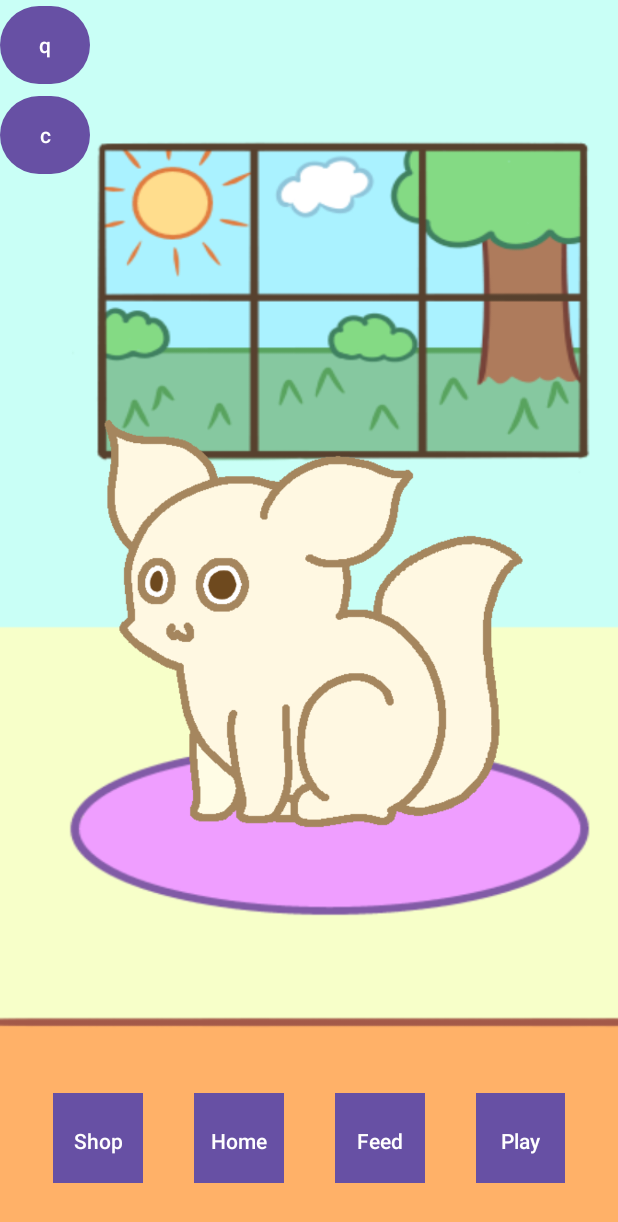
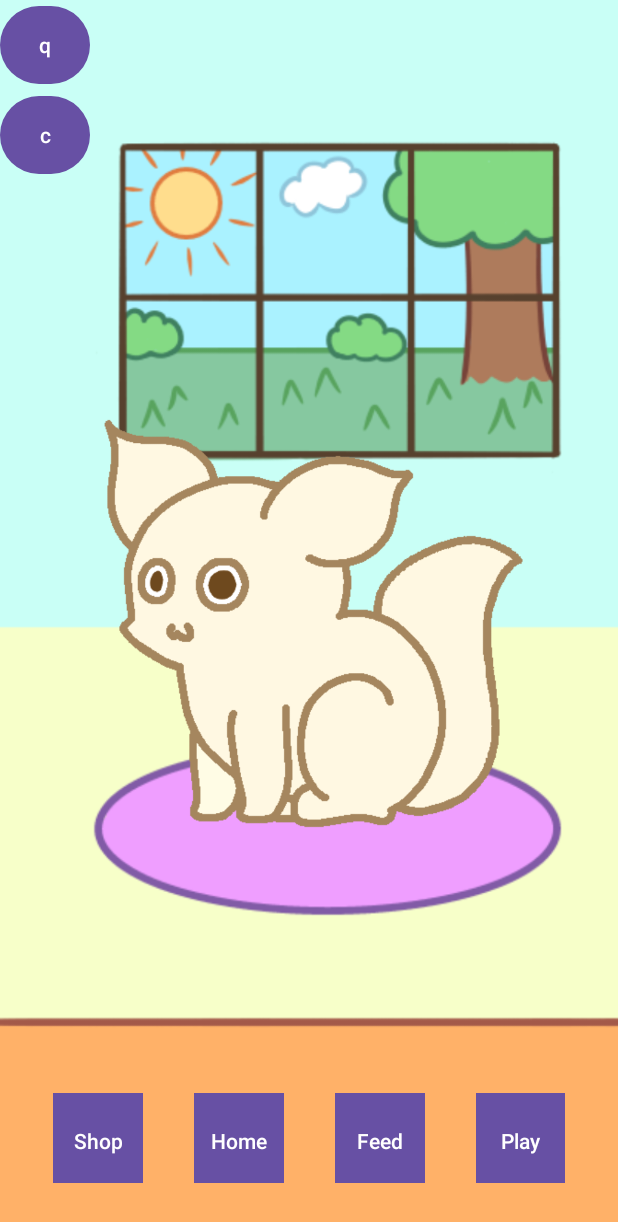
Before and after one commit to kuihua/IAT359-Project, an Android app: the Customization screen opened directly, with no data from a screen before it, after a tap on "Home", on a phone screen of 412 x 824 dp. Shown: the top 1222 px of the screen. Run offline under Robolectric (Android 15) with nearby library versions, the phone set to English and light mode, and no system bars.

Commit message:
adjusted main bg

```diff
--- a/IAT359_Project/app/src/main/java/com/example/iat359_project/Customization.java
+++ b/IAT359_Project/app/src/main/java/com/example/iat359_project/Customization.java
@@ -9,20 +9,12 @@ import android.widget.Button;
 
 public class Customization extends AppCompatActivity {
 
-    Button shop, home, feed, play, quest, custom;
 
     @Override
     protected void onCreate(Bundle savedInstanceState) {
         super.onCreate(savedInstanceState);
         setContentView(R.layout.activity_customization);
 
-        //Buttons
-        shop = (Button)findViewById(R.id.button1);
-        home = (Button)findViewById(R.id.button2);
-        feed = (Button)findViewById(R.id.button3);
-        play = (Button)findViewById(R.id.button4);
-        quest = (Button)findViewById(R.id.button5);
-        custom = (Button)findViewById(R.id.button6);
     }
 
     //for shop button
--- a/IAT359_Project/app/src/main/java/com/example/iat359_project/MainActivity.java
+++ b/IAT359_Project/app/src/main/java/com/example/iat359_project/MainActivity.java
@@ -13,8 +13,6 @@ public class MainActivity extends AppCompatActivity {
     int affection=0;
     int currency=100;
 
-    //buttons
-    Button shop, home, feed, play, quest, custom;
     ImageView toy, food, plate;
     boolean feeding = false;
     boolean playing = false;
@@ -24,14 +22,6 @@ public class MainActivity extends AppCompatActivity {
     protected void onCreate(Bundle savedInstanceState) {
         super.onCreate(savedInstanceState);
         setContentView(R.layout.activity_main);
-
-        //Buttons
-        shop = (Button)findViewById(R.id.button1);
-        home = (Button)findViewById(R.id.button2);
-        feed = (Button)findViewById(R.id.button3);
-        play = (Button)findViewById(R.id.button4);
-        quest = (Button)findViewById(R.id.button5);
-        custom = (Button)findViewById(R.id.button6);
 
         //Images
         toy = (ImageView) findViewById(R.id.toyView);
--- a/IAT359_Project/app/src/main/java/com/example/iat359_project/Shop.java
+++ b/IAT359_Project/app/src/main/java/com/example/iat359_project/Shop.java
@@ -9,21 +9,12 @@ import android.widget.Button;
 
 public class Shop extends AppCompatActivity {
 
-    //buttons
-    Button shop, home, feed, play, quest, custom;
 
     @Override
     protected void onCreate(Bundle savedInstanceState) {
         super.onCreate(savedInstanceState);
         setContentView(R.layout.activity_shop);
 
-        //Nav Buttons
-        shop = (Button)findViewById(R.id.button1);
-        home = (Button)findViewById(R.id.button2);
-        feed = (Button)findViewById(R.id.button3);
-        play = (Button)findViewById(R.id.button4);
-        quest = (Button)findViewById(R.id.button5);
-        custom = (Button)findViewById(R.id.button6);
     }
 
     //for home button
--- a/IAT359_Project/app/src/main/res/layout/activity_customization.xml
+++ b/IAT359_Project/app/src/main/res/layout/activity_customization.xml
@@ -21,7 +21,10 @@
         android:layout_width="wrap_content"
         android:layout_height="wrap_content"
         android:layout_alignBottom="@+id/navLayout"
-        android:layout_margin="120dp"
+        android:layout_marginStart="120dp"
+        android:layout_marginTop="120dp"
+        android:layout_marginEnd="120dp"
+        android:layout_marginBottom="120dp"
         android:adjustViewBounds="true"
         android:src="@drawable/starter_creature" />
 
--- a/IAT359_Project/app/src/main/res/layout/activity_main.xml
+++ b/IAT359_Project/app/src/main/res/layout/activity_main.xml
@@ -4,19 +4,25 @@
     xmlns:tools="http://schemas.android.com/tools"
     android:layout_width="match_parent"
     android:layout_height="match_parent"
+    android:background="@drawable/main_bg"
 
     tools:context=".MainActivity">
 
+    <!--   window-->
     <ImageView
-        app:layout_constraintWidth_percent="1"
-        app:layout_constraintHeight_percent="1"
-        android:adjustViewBounds="true"
-        android:id="@+id/main_bg"
+        android:id="@+id/windowDay"
         android:layout_width="match_parent"
-        android:layout_height="wrap_content"
-        android:scaleType="fitXY"
-        android:src="@drawable/iat359_bg"/>
+        android:layout_height="match_parent"
+        android:src="@drawable/window_day"/>
 
+    <!--   rug -->
+    <ImageView
+        android:id="@+id/mainRug"
+        android:layout_width="match_parent"
+        android:layout_height="match_parent"
+        android:src="@drawable/main_rug"/>
+
+    <!--creature-->
     <ImageView
         android:id="@+id/imageView"
         android:layout_width="match_parent"
@@ -26,6 +32,14 @@
         android:scaleY=".7"
         android:adjustViewBounds="true"
         />
+
+    <!--   navbar -->
+    <ImageView
+        android:id="@+id/navBar"
+        android:layout_width="match_parent"
+        android:layout_height="match_parent"
+        android:scaleType="fitXY"
+        android:src="@drawable/navbar"/>
 
     <ImageView
         android:id="@+id/plateView"
```
